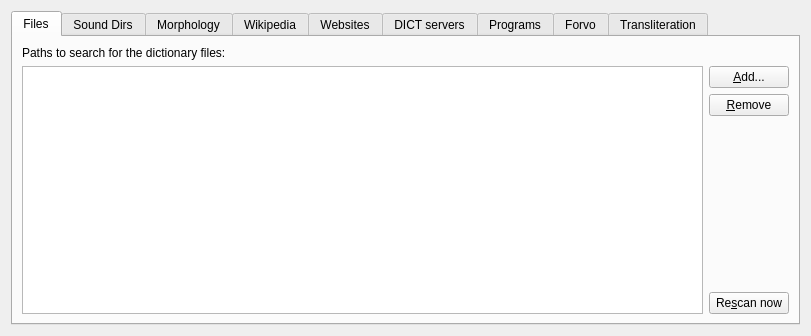
Old version of the form sources.ui in the repository goldendict/goldendict.
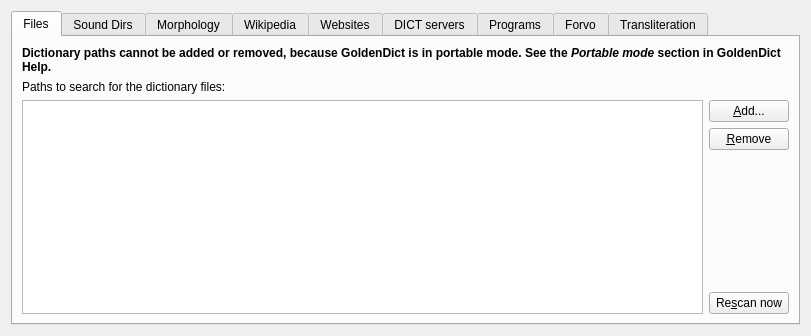
New version of the form. Icons and pictures are not drawn.

Commit message:
Portable mode: show a note in Dictionaries dialog
Fixes #1560

Diff of the .ui file:
```diff
--- a/sources.ui
+++ b/sources.ui
@@ -37,6 +37,16 @@
        <string>Files</string>
       </attribute>
       <layout class="QVBoxLayout" name="verticalLayout_2">
+       <item>
+        <widget class="QLabel" name="portableModeNote">
+         <property name="text">
+          <string>&lt;b&gt;Dictionary paths cannot be added or removed, because GoldenDict is in portable mode. See the &lt;i&gt;Portable mode&lt;/i&gt; section in GoldenDict Help.&lt;/b&gt;</string>
+         </property>
+         <property name="wordWrap">
+          <bool>true</bool>
+         </property>
+        </widget>
+       </item>
        <item>
         <widget class="QLabel" name="label">
          <property name="text">
```
The commit also changes 1 other file.
